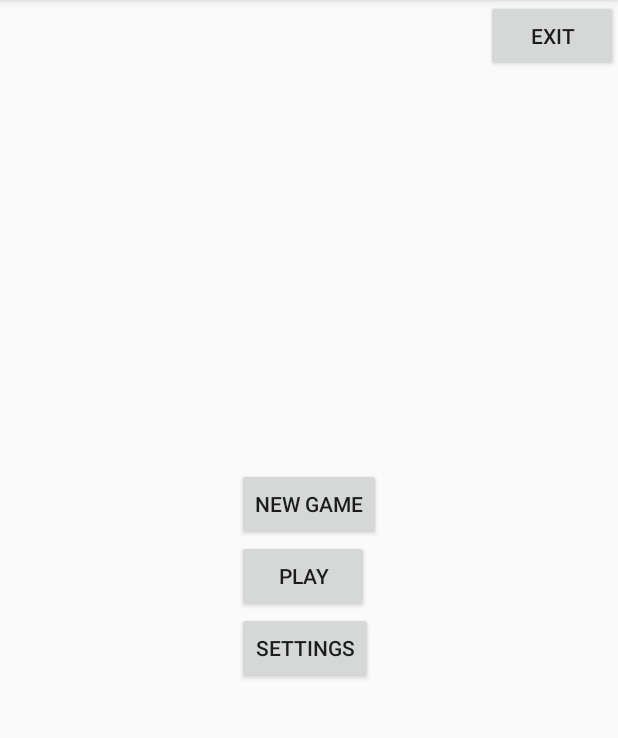
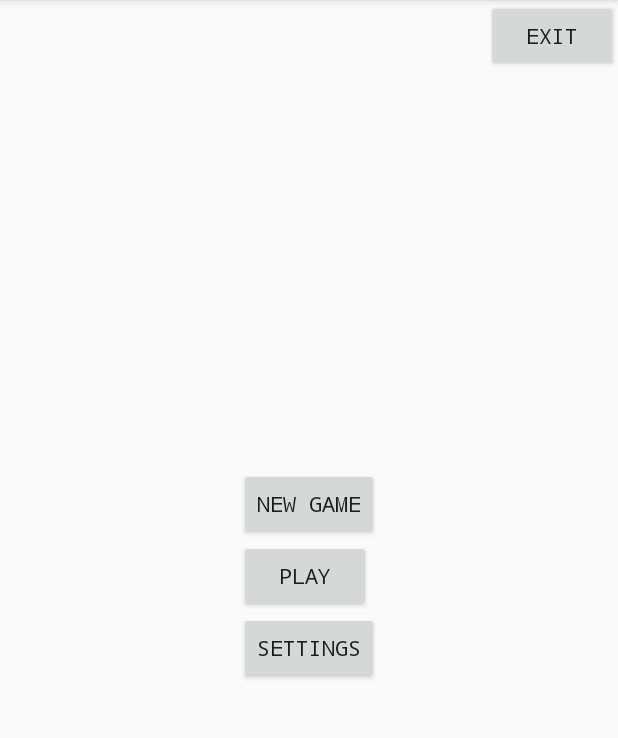
Before and after one commit to Kariel-Myrr/Walk_City, an Android app: the screen it shows after launch (Menu_Class), on a phone screen of 412 x 824 dp, the part 84-822 px from its top. Run offline under Robolectric (Android 15) with nearby library versions, the phone set to English and light mode, and no system bars.

Commit message:
new fonts added

```diff
--- a/app/src/main/AndroidManifest.xml
+++ b/app/src/main/AndroidManifest.xml
@@ -4,6 +4,7 @@
     package="com.example.lesson_1.walkcity">
 
     <application
+        android:name=".App"
         android:allowBackup="true"
         android:icon="@mipmap/ic_launcher"
         android:label="@string/app_name"
--- a/app/src/main/res/values/styles.xml
+++ b/app/src/main/res/values/styles.xml
@@ -6,6 +6,7 @@
         <item name="colorPrimary">@color/colorPrimary</item>
         <item name="colorPrimaryDark">@color/colorPrimaryDark</item>
         <item name="colorAccent">@color/colorAccent</item>
+        <item name="android:typeface">monospace</item>
     </style>
 
 </resources>
```
